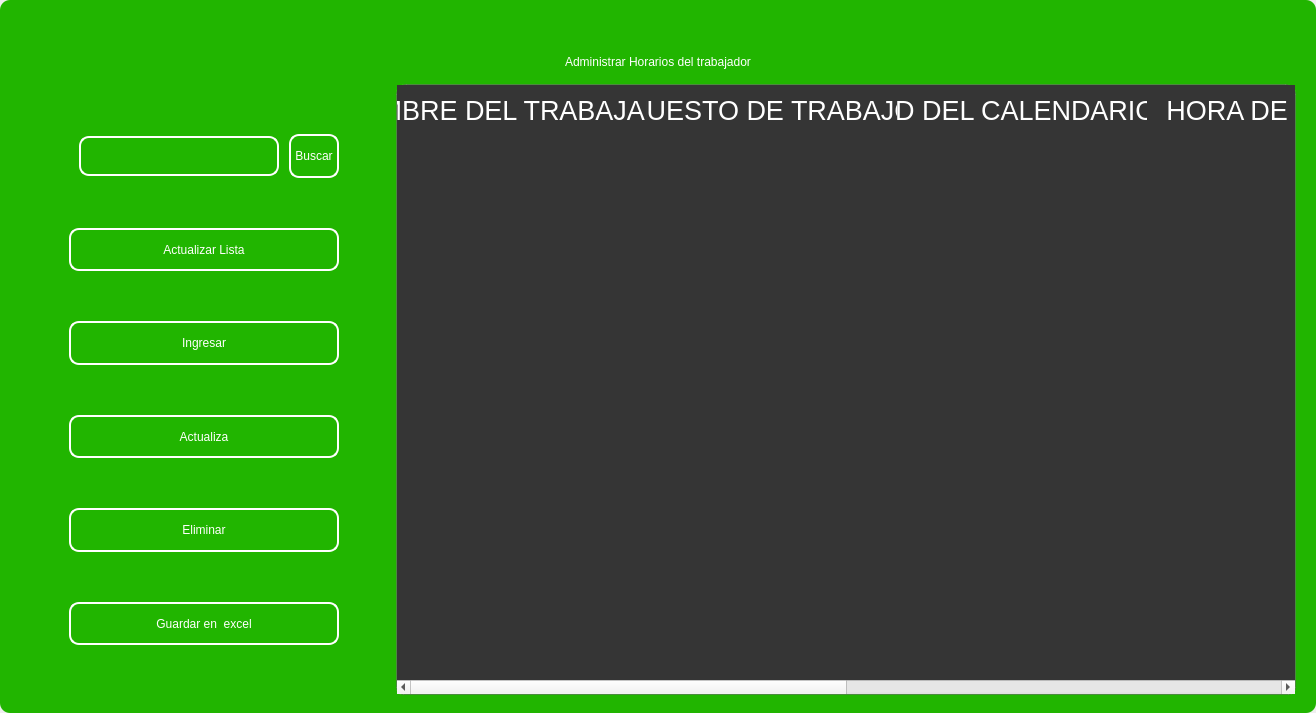
Before: the Qt Designer form design/standar/maincalendar3.ui in codemiguel-dev/ERP-EmprendeSoft-Desktop, drawn with Qt 5.
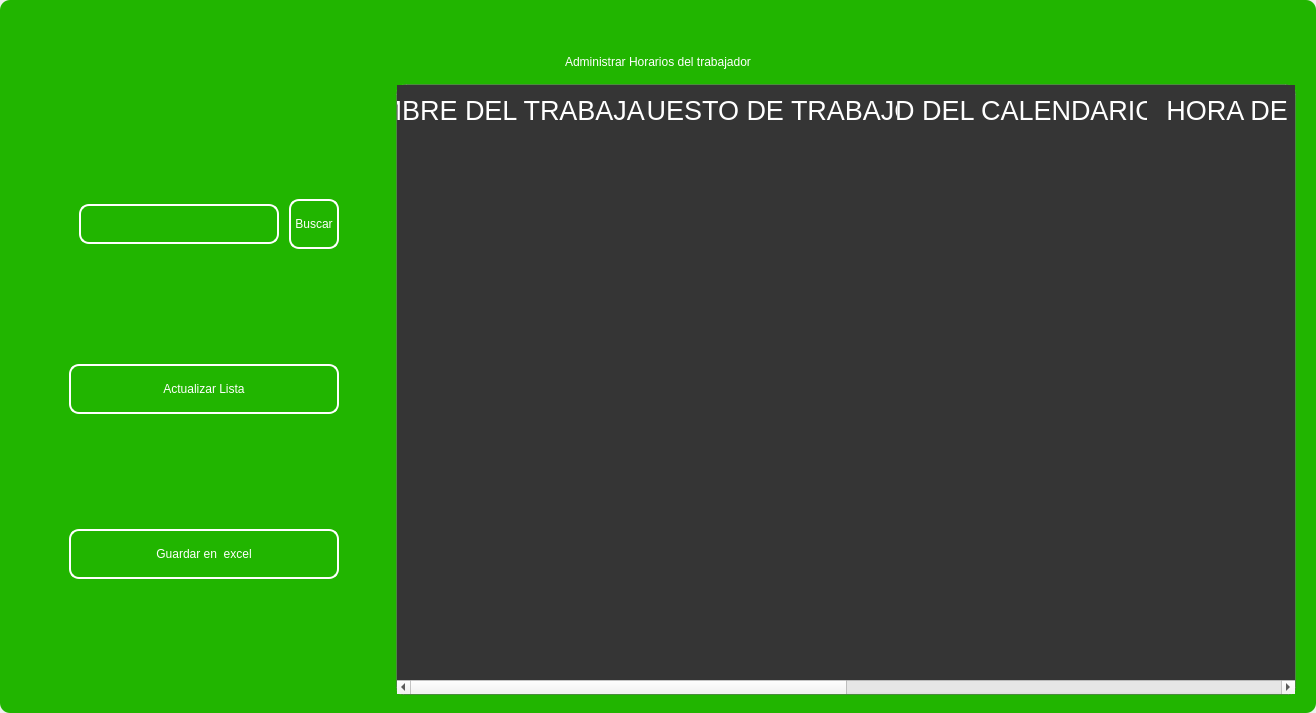
After: the same form once the commit is applied. Icons and pictures are not drawn.

The edit to the form file:
```diff
--- a/design/standar/maincalendar3.ui
+++ b/design/standar/maincalendar3.ui
@@ -552,138 +552,6 @@
               </property>
              </widget>
             </item>
-            <item>
-             <widget class="QPushButton" name="btn_add">
-              <property name="minimumSize">
-               <size>
-                <width>0</width>
-                <height>40</height>
-               </size>
-              </property>
-              <property name="maximumSize">
-               <size>
-                <width>300</width>
-                <height>50</height>
-               </size>
-              </property>
-              <property name="cursor">
-               <cursorShape>PointingHandCursor</cursorShape>
-              </property>
-              <property name="styleSheet">
-               <string notr="true">QPushButton{
-border-radius:10px; 
-font: 12pt &quot;Arial&quot;;
-color: rgb(255, 255, 254);
-border: 2px solid #ffffff;
-}
-
-QPushButton:hover{
-border-radius:10px; 
-font: 12pt &quot;Arial&quot;;
-color: rgb(255, 255, 255);
-border: 2px solid rgb(120, 0, 171);
-	background-color: rgb(120, 0, 171);
-}</string>
-              </property>
-              <property name="text">
-               <string>Ingresar</string>
-              </property>
-              <property name="iconSize">
-               <size>
-                <width>35</width>
-                <height>35</height>
-               </size>
-              </property>
-             </widget>
-            </item>
-            <item>
-             <widget class="QPushButton" name="btn_update">
-              <property name="minimumSize">
-               <size>
-                <width>0</width>
-                <height>40</height>
-               </size>
-              </property>
-              <property name="maximumSize">
-               <size>
-                <width>300</width>
-                <height>50</height>
-               </size>
-              </property>
-              <property name="cursor">
-               <cursorShape>PointingHandCursor</cursorShape>
-              </property>
-              <property name="styleSheet">
-               <string notr="true">QPushButton{
-border-radius:10px; 
-font: 12pt &quot;Arial&quot;;
-color: rgb(255, 255, 254);
-border: 2px solid #ffffff;
-}
-
-QPushButton:hover{
-border-radius:10px; 
-font: 12pt &quot;Arial&quot;;
-color: rgb(255, 255, 255);
-border: 2px solid rgb(120, 0, 171);
-	background-color: rgb(120, 0, 171);
-}</string>
-              </property>
-              <property name="text">
-               <string>Actualiza</string>
-              </property>
-              <property name="iconSize">
-               <size>
-                <width>35</width>
-                <height>35</height>
-               </size>
-              </property>
-             </widget>
-            </item>
-            <item>
-             <widget class="QPushButton" name="btn_delete">
-              <property name="minimumSize">
-               <size>
-                <width>0</width>
-                <height>40</height>
-               </size>
-              </property>
-              <property name="maximumSize">
-               <size>
-                <width>300</width>
-                <height>50</height>
-               </size>
-              </property>
-              <property name="cursor">
-               <cursorShape>PointingHandCursor</cursorShape>
-              </property>
-              <property name="styleSheet">
-               <string notr="true">QPushButton{
-border-radius:10px; 
-font: 12pt &quot;Arial&quot;;
-color: rgb(255, 255, 254);
-border: 2px solid #ffffff;
-}
-
-QPushButton:hover{
-border-radius:10px; 
-font: 12pt &quot;Arial&quot;;
-color: rgb(255, 255, 255);
-border: 2px solid rgb(120, 0, 171);
-	background-color: rgb(120, 0, 171);
-}</string>
-              </property>
-              <property name="text">
-               <string>Eliminar</string>
-              </property>
-              <property name="iconSize">
-               <size>
-                <width>35</width>
-                <height>35</height>
-               </size>
-              </property>
-             </widget>
-            </item>
             <item>
              <widget class="QPushButton" name="btn_excel">
               <property name="minimumSize">
```
